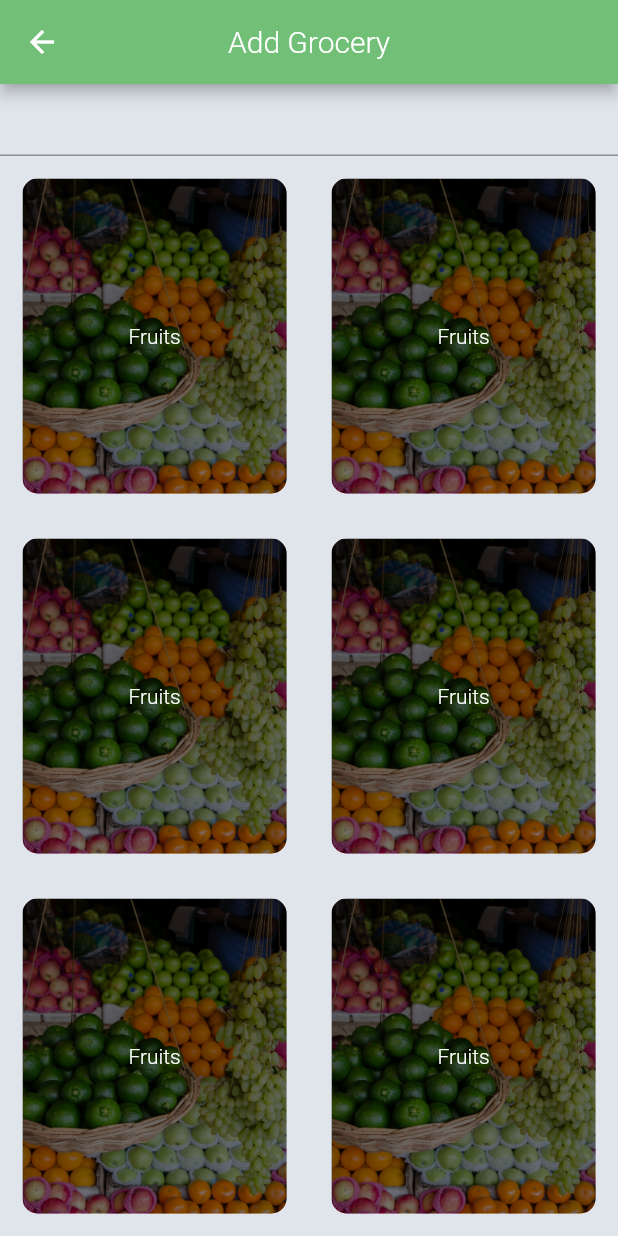
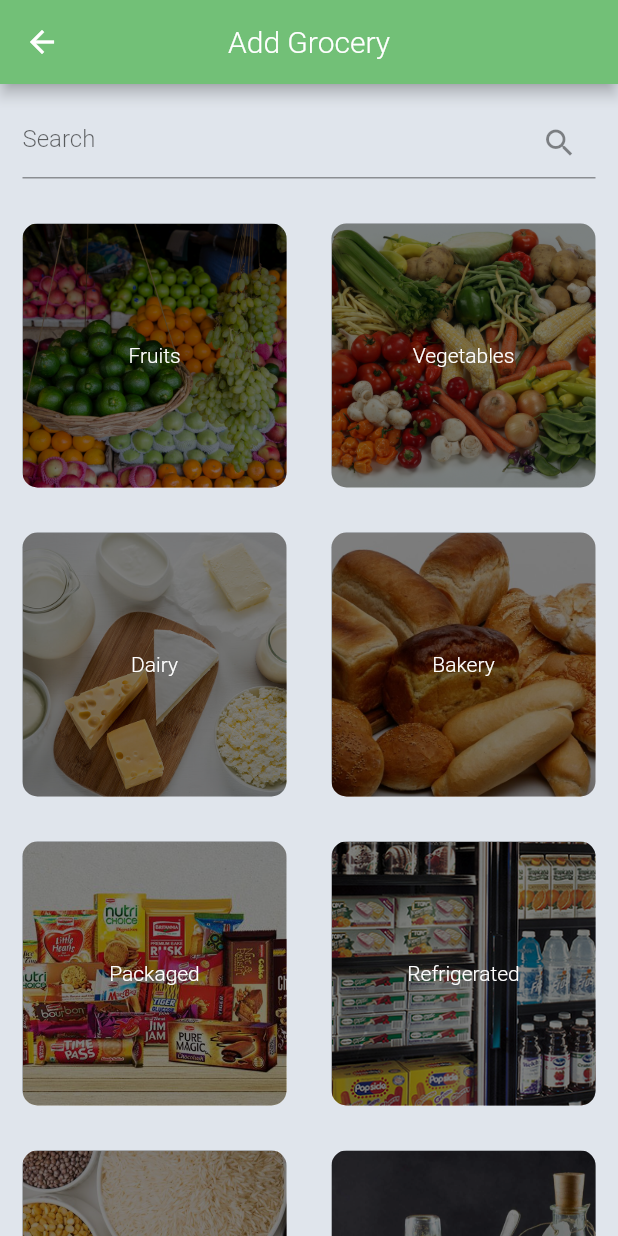
Before and after one commit to ojasvinaik13/GroPlan, a Flutter app: the AddPage screen opened directly, on a phone screen of 412 x 824 dp. Run offline on Flutter 3.47's test engine with Material 2 defaults, Android fonts, the phone set to English and light mode, and no system bars.

Commit message:
Added Gridviewbuilder for add page

```diff
--- a/groplan/lib/components/category_card.dart
+++ b/groplan/lib/components/category_card.dart
@@ -14,6 +14,8 @@ class CategoryCard extends StatelessWidget {
       child: Stack(
         children: <Widget>[
           Container(
+            width: MediaQuery.of(context).size.width / 2,
+            height: MediaQuery.of(context).size.height / 4,
             alignment: Alignment.center,
             margin: EdgeInsets.all(15.0),
             decoration: BoxDecoration(
@@ -25,6 +27,8 @@ class CategoryCard extends StatelessWidget {
             ),
           ),
           Container(
+            width: MediaQuery.of(context).size.width / 2,
+            height: MediaQuery.of(context).size.height / 4,
             alignment: Alignment.center,
             margin: EdgeInsets.all(15.0),
             child: titleText,
--- a/groplan/lib/pages/add.dart
+++ b/groplan/lib/pages/add.dart
@@ -63,11 +63,16 @@ class _AddPageState extends State<AddPage> {
 
   void values() {
     _list = List();
-    _list.add("Apples");
-    _list.add("Bananas");
-    _list.add("Grapes");
-    _list.add("Blueberry");
-    _list.add("Strawberry");
+    _list.add("Fruits");
+    _list.add("Vegetables");
+    _list.add("Dairy");
+    _list.add("Bakery");
+    _list.add("Packaged");
+    _list.add("Refrigerated");
+    _list.add("Essentials");
+    _list.add("Oils and Sauces");
+    _list.add("Household Items");
+    _list.add("Spices");
   }
 
   @override
@@ -80,89 +85,116 @@ class _AddPageState extends State<AddPage> {
         body: Column(
           crossAxisAlignment: CrossAxisAlignment.stretch,
           children: <Widget>[
-            TextField(
+            Container(
+              margin: EdgeInsets.all(15.0),
+              child: TextField(
+                decoration: const InputDecoration(
+                  hintText: "Search",
+                  suffixIcon: Icon(Icons.search),
+                ),
                 controller: _searchController,
                 onChanged: search,
               ),
+            ),
 
-            // Flexible(
-            //     child: searchresult.length != 0 ||
-            //             _searchController.text.isNotEmpty
-            //         ? new ListView.builder(
-            //             shrinkWrap: true,
-            //             itemCount: searchresult.length,
-            //             itemBuilder: (BuildContext context, int index) {
-            //               String listData = searchresult[index];
-            //               return new ListTile(
-            //                 title: new Text(listData.toString()),
-            //               );
-            //             },
-            //           )
-            //         : new ListView.builder(
-            //             shrinkWrap: true,
-            //             itemCount: _list.length,
-            //             itemBuilder: (BuildContext context, int index) {
-            //               String listData = _list[index];
-            //               return new ListTile(
-            //                 title: new Text(listData.toString()),
-            //               );
-            //             },
-            //           )),
-            Expanded(
-                child: Row(
-              children: <Widget>[
-                Expanded(
-                    child: CategoryCard(
-                  titleText: Text(
-                    "Fruits",
+            Flexible(
+                child: searchresult.length != 0 ||
+                        _searchController.text.isNotEmpty
+                    ? new GridView.builder(
+                        shrinkWrap: true,
+                        gridDelegate:
+                            new SliverGridDelegateWithFixedCrossAxisCount(
+                                crossAxisCount: 2),
+                        itemCount: searchresult.length,
+                        itemBuilder: (BuildContext context, int index) {
+                          String listData = searchresult[index];
+                          List<String> name =
+                              (listData.toString().toLowerCase()).split(" ");
+                          String imgname = name[0];
+                          return new CategoryCard(
+                            imgname: "images/$imgname.jpg",
+                            titleText: new Text(
+                              listData.toString(),
                               style: TextStyle(color: Colors.white),
                             ),
-                  imgname: "images/fruits.jpg",
-                )),
-                Expanded(
-                    child: CategoryCard(
-                  titleText:
-                      Text("Fruits", style: TextStyle(color: Colors.white)),
-                  imgname: "images/fruits.jpg",
-                )),
-              ],
-            )),
-            Expanded(
-                child: Row(
-              children: <Widget>[
-                Expanded(
-                    child: CategoryCard(
-                  titleText:
-                      Text("Fruits", style: TextStyle(color: Colors.white)),
-                  imgname: "images/fruits.jpg",
-                )),
-                Expanded(
-                    child: CategoryCard(
-                  titleText:
-                      Text("Fruits", style: TextStyle(color: Colors.white)),
-                  imgname: "images/fruits.jpg",
-                )),
-              ],
-            )),
-            Expanded(
-                child: Row(
-              children: <Widget>[
-                Expanded(
-                    child: CategoryCard(
-                  titleText:
-                      Text("Fruits", style: TextStyle(color: Colors.white)),
-                  imgname: "images/fruits.jpg",
-                )),
-                Expanded(
-                    child: CategoryCard(
-                  titleText: Text(
-                    "Fruits",
+                          );
+                        },
+                      )
+                    : new GridView.builder(
+                        shrinkWrap: true,
+                        gridDelegate:
+                            new SliverGridDelegateWithFixedCrossAxisCount(
+                                crossAxisCount: 2),
+                        itemCount: _list.length,
+                        itemBuilder: (BuildContext context, int index) {
+                          String listData = _list[index];
+                          List<String> name =
+                              (listData.toString().toLowerCase()).split(" ");
+                          String imgname = name[0];
+                          return new CategoryCard(
+                            imgname: "images/$imgname.jpg",
+                            titleText: new Text(
+                              listData.toString(),
                               style: TextStyle(color: Colors.white),
                             ),
-                  imgname: "images/fruits.jpg",
+                          );
+                        },
                       )),
-              ],
-            )),
+            // Expanded(
+            //     child: Row(
+            //   children: <Widget>[
+            //     Expanded(
+            //         child: CategoryCard(
+            //       titleText: Text(
+            //         "Fruits",
+            //         style: TextStyle(color: Colors.white),
+            //       ),
+            //       imgname: "images/fruits.jpg",
+            //     )),
+            //     Expanded(
+            //         child: CategoryCard(
+            //       titleText:
+            //           Text("Fruits", style: TextStyle(color: Colors.white)),
+            //       imgname: "images/fruits.jpg",
+            //     )),
+            //   ],
+            // )),
+            // Expanded(
+            //     child: Row(
+            //   children: <Widget>[
+            //     Expanded(
+            //         child: CategoryCard(
+            //       titleText:
+            //           Text("Fruits", style: TextStyle(color: Colors.white)),
+            //       imgname: "images/fruits.jpg",
+            //     )),
+            //     Expanded(
+            //         child: CategoryCard(
+            //       titleText:
+            //           Text("Fruits", style: TextStyle(color: Colors.white)),
+            //       imgname: "images/fruits.jpg",
+            //     )),
+            //   ],
+            // )),
+            // Expanded(
+            //     child: Row(
+            //   children: <Widget>[
+            //     Expanded(
+            //         child: CategoryCard(
+            //       titleText:
+            //           Text("Fruits", style: TextStyle(color: Colors.white)),
+            //       imgname: "images/fruits.jpg",
+            //     )),
+            //     Expanded(
+            //         child: CategoryCard(
+            //       titleText: Text(
+            //         "Fruits",
+            //         style: TextStyle(color: Colors.white),
+            //       ),
+            //       imgname: "images/fruits.jpg",
+            //     )),
+            //   ],
+            // )),
           ],
         ));
   }
```
Also changed, not shown: groplan/images/bakery.jpg (added), groplan/images/dairy.jpg (added), groplan/images/essentials.jpg (added), groplan/images/household.jpg (added), groplan/images/oils.jpg (added), groplan/images/packaged.jpg (added), groplan/images/refrigerated.jpg (added), groplan/images/spices.jpg (added), groplan/images/vegetables.jpg (added). Lines whose indentation alone changed are shown as unchanged.
